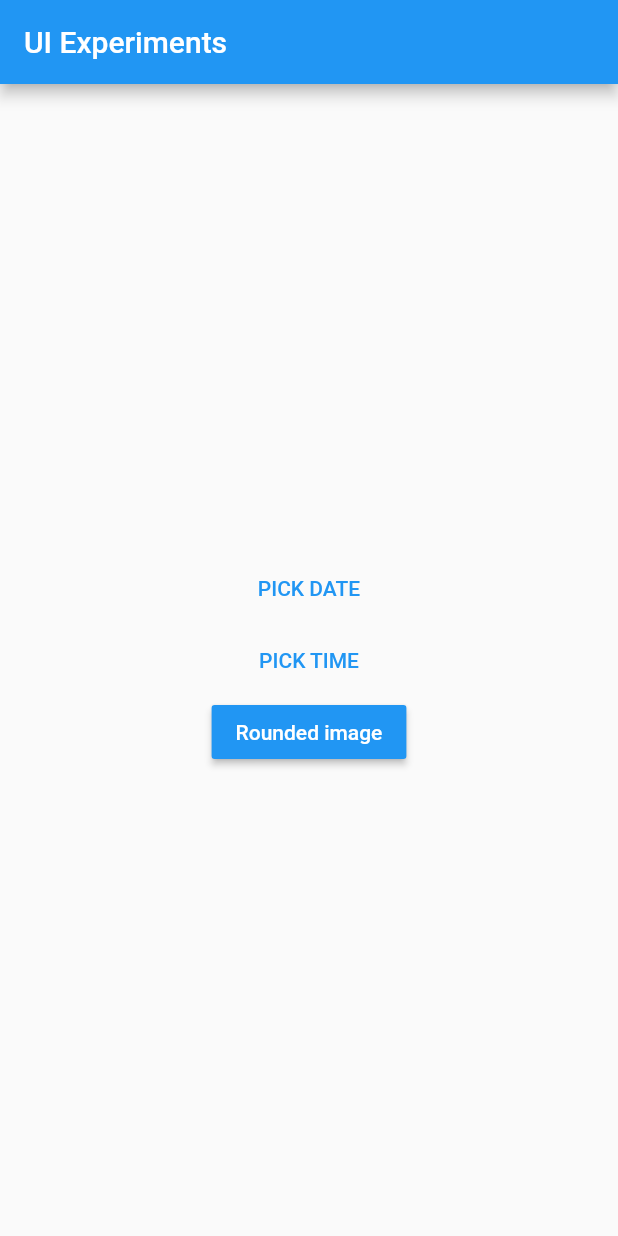
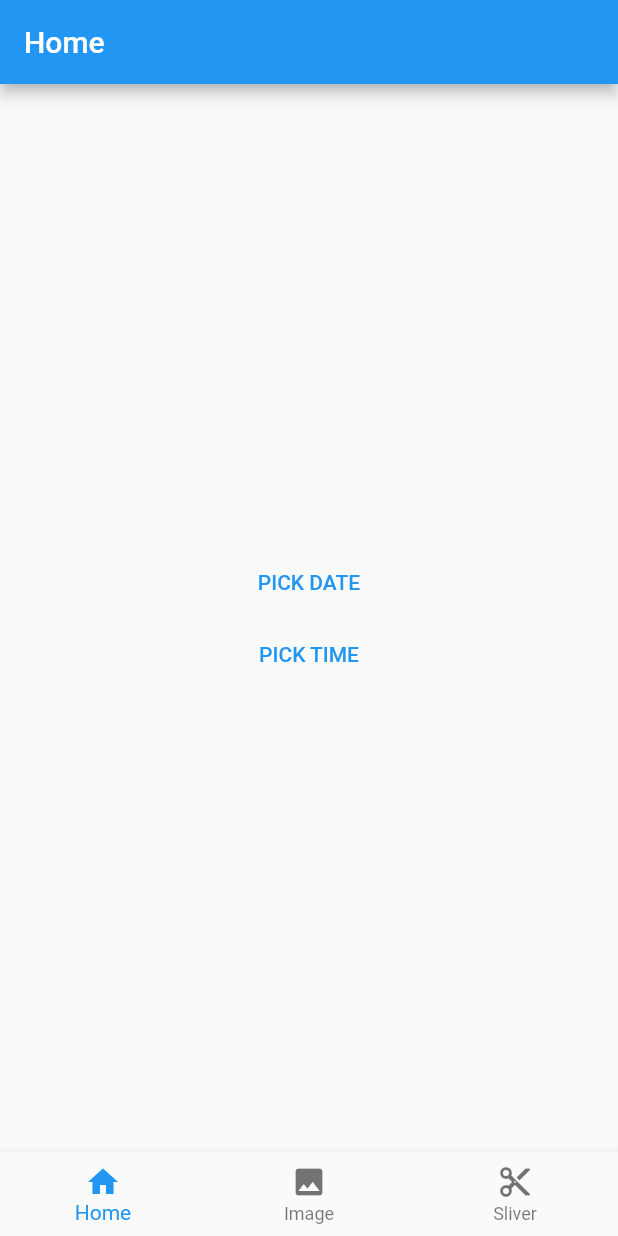
Before and after one commit to aubykhan/flutter-ui-experiments, a Flutter app: the screen it shows after launch, on a phone screen of 412 x 824 dp. Run offline on Flutter 3.47's test engine with Material 2 defaults, Android fonts, the phone set to English and light mode, and no system bars.

Commit message:
Add bottom nav and sliver samples.

```diff
--- a/lib/main.dart
+++ b/lib/main.dart
@@ -1,23 +1,67 @@
 import 'package:flutter/material.dart';
 import 'package:ui_experiments/rounded_image.dart';
+import 'sliver.dart';
 
 void main() {
   runApp(new MyApp());
 }
 
-class MyApp extends StatelessWidget {
-  // This widget is the root of your application.
+class MyApp extends StatefulWidget {
+  @override
+  _MyAppState createState() => new _MyAppState();
+}
+
+class _MyAppState extends State<MyApp> {
+  static const Curve scrollCurve = Curves.fastOutSlowIn;
+  final PageController controller = new PageController();
+  int _selectedIndex = 0;
+
   @override
   Widget build(BuildContext context) {
     return new MaterialApp(
-      title: 'Flutter UI',
+      title: 'UI Experiments',
       theme: new ThemeData(
         primarySwatch: Colors.blue,
       ),
-      home: new MyHomePage(title: 'UI Experiments'),
-      routes: {
-        '/rounded_image': (BuildContext context) => new RoundedImageScreen(),
-      },
+      home: new Scaffold(
+        body: new PageView(
+          controller: controller,
+          onPageChanged: (index) => setState(() => _selectedIndex = index),
+          children: <Widget>[
+            new MyHomePage(title: 'Home'),
+            new RoundedImageScreen(),
+            new SliverSamplePage(),
+          ],
+        ),
+        bottomNavigationBar: new BottomNavigationBar(
+          type: BottomNavigationBarType.fixed,
+          currentIndex: _selectedIndex,
+          onTap: (int index) {
+            setState(() {
+              _selectedIndex = index;
+              controller.animateToPage(
+                _selectedIndex,
+                duration: kTabScrollDuration,
+                curve: scrollCurve,
+              );
+            });
+          },
+          items: <BottomNavigationBarItem>[
+            new BottomNavigationBarItem(
+              icon: new Icon(Icons.home),
+              title: new Text('Home'),
+            ),
+            new BottomNavigationBarItem(
+              icon: new Icon(Icons.image),
+              title: new Text('Image'),
+            ),
+            new BottomNavigationBarItem(
+              icon: new Icon(Icons.content_cut),
+              title: new Text('Sliver'),
+            ),
+          ],
+        ),
+      ),
     );
   }
 }
@@ -39,14 +83,6 @@ class MyHomePage extends StatelessWidget {
           children: <Widget>[
             new DatePicker(),
             new TimePicker(),
-            new MaterialButton(
-              color: Theme.of(context).accentColor,
-              textColor: Colors.white,
-              onPressed: () {
-                Navigator.of(context).pushNamed('/rounded_image');
-              },
-              child: const Text('Rounded image'),
-            ),
           ],
         ),
       ),
```
Also changed, not shown: lib/rounded_image.dart (+5 -4 lines), lib/sliver.dart (added, +68 -0 lines), 1 other file.
